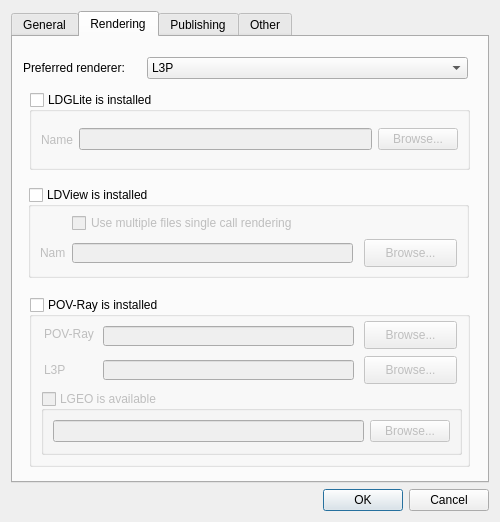
Above: mainApp/preferences.ui from trevorsandy/lpub3d before the change. Below: the same form after it.
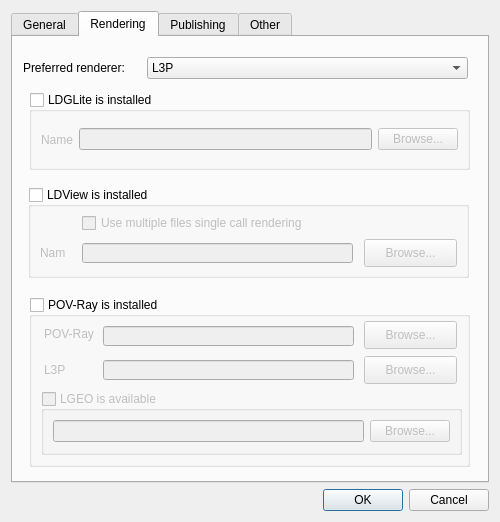
That is the form after the change. The open tabs and pages were chosen to show the change. Icons and pictures are not drawn.

The edit to the form file:
```diff
--- a/mainApp/preferences.ui
+++ b/mainApp/preferences.ui
@@ -501,9 +501,9 @@
        <widget class="QLineEdit" name="ldviewPath">
         <property name="geometry">
          <rect>
-          <x>44</x>
+          <x>54</x>
           <y>56</y>
-          <width>281</width>
+          <width>271</width>
           <height>20</height>
          </rect>
         </property>
@@ -524,9 +524,9 @@
        <widget class="QCheckBox" name="ldviewSingleCall_Chk">
         <property name="geometry">
          <rect>
-          <x>44</x>
+          <x>54</x>
           <y>26</y>
-          <width>281</width>
+          <width>271</width>
           <height>20</height>
          </rect>
         </property>
```
Left out of the diff: 2 changed lines with no effect on the pictures.
